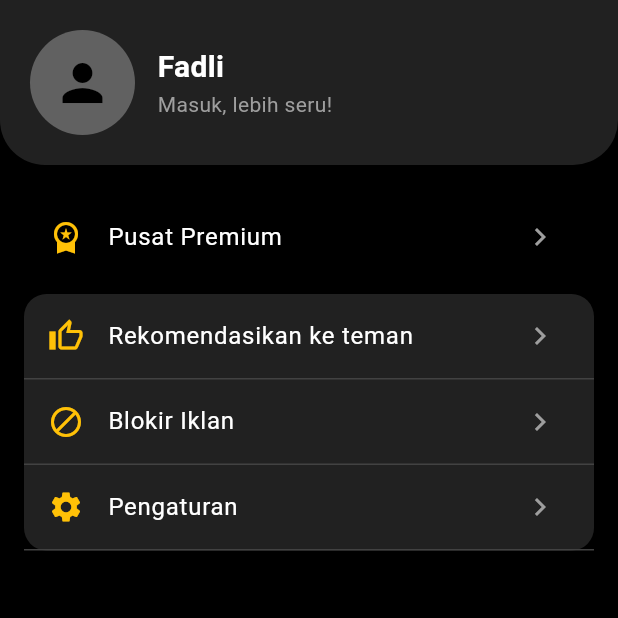
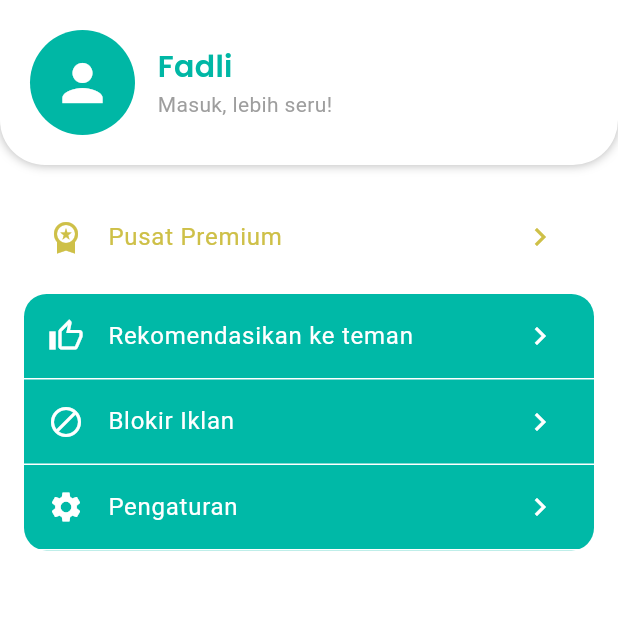
Before and after one commit to fadli154/FinTrack, a Flutter app: the MyAccountPage screen opened directly, on a phone screen of 412 x 824 dp, the top half of it. Run offline on Flutter 3.47's test engine with Material 3 defaults, Android fonts, the phone set to English and light mode, and no system bars; our stand-ins replace cloud_firestore, convex_bottom_bar, firebase_auth, firebase_core, get, google_fonts and 4 more; accounts and stored records are empty; network calls fail.

Commit message:
Fix: color pallete

```diff
--- a/lib/main.dart
+++ b/lib/main.dart
@@ -29,14 +29,16 @@ class MyApp extends StatelessWidget {
       title: 'Flutter Demo',
       theme: ThemeData(
         brightness: Brightness.dark,
-        primaryColor: Colors.teal,
+        primaryColor: const Color.fromARGB(255, 0, 181, 163),
         scaffoldBackgroundColor: const Color.fromARGB(255, 255, 255, 255),
 
         colorScheme: ColorScheme.dark(
-          primary: Colors.teal,
+          primary: const Color.fromARGB(255, 0, 183, 165),
           secondary: Colors.white,
-          surface: Colors.teal,
+          surface: const Color.fromARGB(255, 0, 185, 167),
           tertiary: const Color.fromARGB(171, 0, 0, 0),
+          inversePrimary: const Color.fromARGB(255, 0, 183, 165),
+          inverseSurface: const Color.fromARGB(255, 255, 255, 255),
         ),
       ),
 
@@ -48,13 +50,15 @@ class MyApp extends StatelessWidget {
         colorScheme: ColorScheme.dark(
           primary: Color.fromARGB(255, 53, 53, 53),
           secondary: Color.fromARGB(255, 70, 70, 70),
-          surface: const Color.fromARGB(180, 1, 223, 200),
-          tertiary: const Color.fromARGB(130, 255, 255, 255),
+          surface: const Color.fromARGB(180, 14, 201, 117),
+          tertiary: const Color.fromARGB(208, 255, 255, 255),
+          inversePrimary: const Color.fromARGB(255, 226, 226, 226),
+          inverseSurface: const Color.fromARGB(186, 255, 255, 255),
         ),
 
         appBarTheme: AppBarTheme(
           backgroundColor: Color.fromARGB(255, 26, 26, 26),
-          foregroundColor: Colors.teal,
+          foregroundColor: const Color.fromARGB(255, 0, 181, 163),
         ),
       ),
 
--- a/lib/pages/main/account_page.dart
+++ b/lib/pages/main/account_page.dart
@@ -1,4 +1,5 @@
 import 'package:flutter/material.dart';
+import 'package:google_fonts/google_fonts.dart';
 
 class MyAccountPage extends StatelessWidget {
   final String title;
@@ -10,15 +11,19 @@ class MyAccountPage extends StatelessWidget {
     final colors = Theme.of(context).colorScheme;
 
     return Scaffold(
-      backgroundColor: Colors.black,
       body: SafeArea(
         child: Column(
           children: [
-            // 🔥 HEADER
             Container(
               padding: const EdgeInsets.all(20),
               decoration: BoxDecoration(
-                color: Colors.grey.shade900,
+                color: colors.secondary,
+                boxShadow: [
+                  BoxShadow(
+                    color: Colors.black.withValues(alpha: 0.3),
+                    blurRadius: 5,
+                  ),
+                ],
                 borderRadius: const BorderRadius.only(
                   bottomLeft: Radius.circular(30),
                   bottomRight: Radius.circular(30),
@@ -28,19 +33,23 @@ class MyAccountPage extends StatelessWidget {
                 children: [
                   CircleAvatar(
                     radius: 35,
-                    backgroundColor: Colors.grey.shade700,
-                    child: const Icon(Icons.person, size: 40),
+                    backgroundColor: colors.primary,
+                    child: Icon(
+                      Icons.person,
+                      size: 40,
+                      color: colors.inverseSurface,
+                    ),
                   ),
                   const SizedBox(width: 15),
                   Column(
                     crossAxisAlignment: CrossAxisAlignment.start,
-                    children: const [
+                    children: [
                       Text(
                         "Fadli",
-                        style: TextStyle(
+                        style: GoogleFonts.poppins(
                           fontSize: 20,
-                          fontWeight: FontWeight.bold,
-                          color: Colors.white,
+                          fontWeight: FontWeight.w600,
+                          color: colors.inversePrimary,
                         ),
                       ),
                       Text(
@@ -60,35 +69,55 @@ class MyAccountPage extends StatelessWidget {
               padding: const EdgeInsets.symmetric(horizontal: 16),
               child: Column(
                 children: [
-                  _buildMenuItem(
-                    icon: Icons.workspace_premium,
-                    title: "Pusat Premium",
+                  ListTile(
+                    leading: Icon(
+                      Icons.workspace_premium,
+                      color: Color.fromARGB(255, 206, 192, 72),
+                    ),
+                    title: Text(
+                      "Pusat Premium",
+                      style: TextStyle(
+                        color: Color.fromARGB(255, 206, 192, 72),
+                      ),
+                    ),
+                    trailing: Row(
+                      mainAxisSize: MainAxisSize.min,
+                      children: [
+                        Icon(
+                          Icons.chevron_right,
+                          color: Color.fromARGB(255, 206, 192, 72),
+                        ),
+                      ],
+                    ),
                   ),
 
                   const SizedBox(height: 10),
 
                   Container(
                     decoration: BoxDecoration(
-                      color: Colors.grey.shade900,
+                      color: colors.surface,
                       borderRadius: BorderRadius.circular(15),
                     ),
                     child: Column(
                       children: [
                         _buildMenuItem(
+                          context,
                           icon: Icons.thumb_up_alt_outlined,
                           title: "Rekomendasikan ke teman",
                         ),
-                        _divider(),
+                        _divider(context),
                         _buildMenuItem(
+                          context,
                           icon: Icons.block,
                           title: "Blokir Iklan",
                         ),
-                        _divider(),
+                        _divider(context),
                         _buildMenuItem(
+                          context,
                           icon: Icons.settings,
                           title: "Pengaturan",
                         ),
-                        _divider(),
+                        _divider(context),
                       ],
                     ),
                   ),
@@ -101,15 +130,16 @@ class MyAccountPage extends StatelessWidget {
     );
   }
 
-  // 🔥 MENU ITEM
-  Widget _buildMenuItem({
+  Widget _buildMenuItem(
+    BuildContext context, {
     required IconData icon,
     required String title,
     bool showDot = false,
   }) {
+    final colors = Theme.of(context).colorScheme;
     return ListTile(
-      leading: Icon(icon, color: Colors.amber),
-      title: Text(title, style: const TextStyle(color: Colors.white)),
+      leading: Icon(icon, color: colors.inverseSurface),
+      title: Text(title, style: TextStyle(color: colors.inverseSurface)),
       trailing: Row(
         mainAxisSize: MainAxisSize.min,
         children: [
@@ -123,14 +153,16 @@ class MyAccountPage extends StatelessWidget {
                 shape: BoxShape.circle,
               ),
             ),
-          const Icon(Icons.chevron_right, color: Colors.grey),
+          Icon(Icons.chevron_right, color: colors.inverseSurface),
         ],
       ),
       onTap: () {},
     );
   }
 
-  Widget _divider() {
-    return Divider(color: Colors.grey.shade800, height: 1);
+  Widget _divider(BuildContext context) {
+    final colors = Theme.of(context).colorScheme;
+
+    return Divider(color: colors.secondary, height: 1);
   }
 }
```
